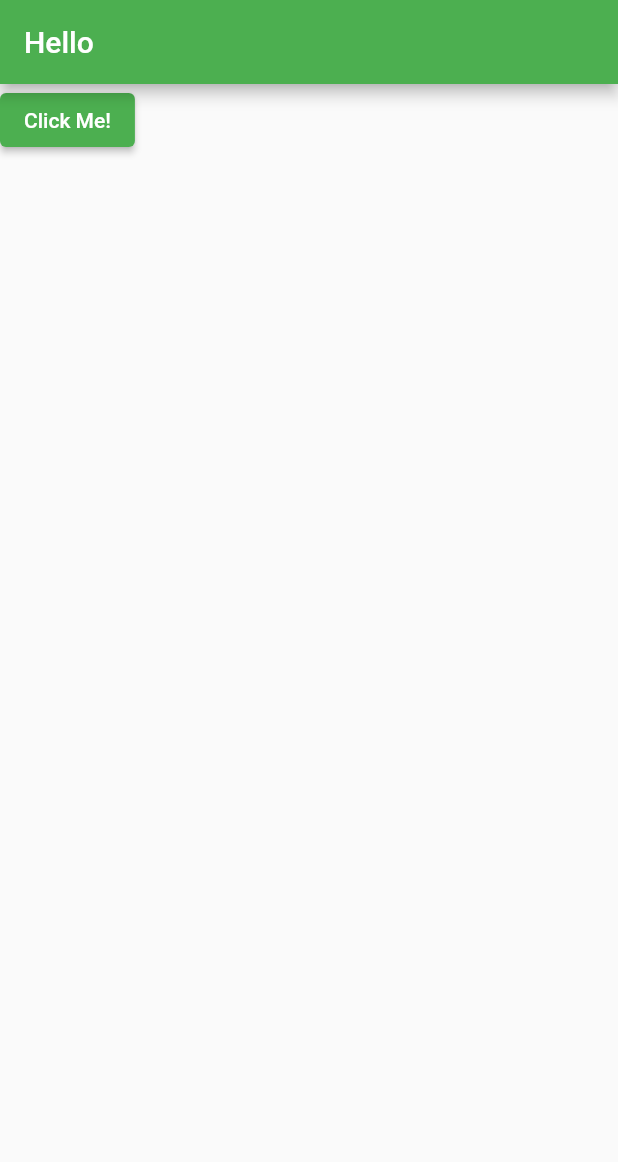
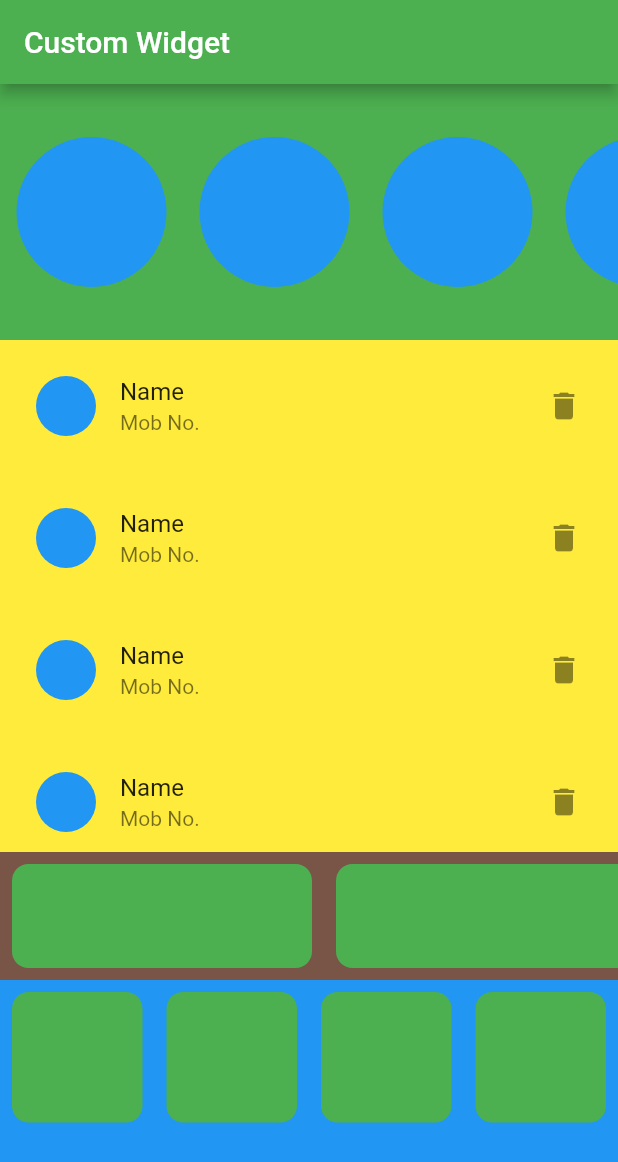
Before and after one commit to sthnischal/Flutter-Basics, a Flutter app: the screen it shows after launch, on a phone screen of 412 x 824 dp. Shown: the top 1162 px of the screen. Run offline on Flutter 3.47's test engine with Material 2 defaults, Android fonts, the phone set to English and light mode, and no system bars.

Commit message:
custom widget as per your requirement

```diff
--- a/flutterbasics/lib/main.dart
+++ b/flutterbasics/lib/main.dart
@@ -21,10 +21,6 @@ class FlutterApp extends StatelessWidget {
 }
 
 class DashBoardScreen extends StatelessWidget {
-  callBack() {
-    print('Clicked from callback function');
-  }
-
   @override
   Widget build(BuildContext context) {
     var arrColors = [
@@ -39,14 +35,135 @@ class DashBoardScreen extends StatelessWidget {
 
     return Scaffold(
         appBar: AppBar(
-          title: Text('Hello'),
+          title: Text('Custom Widget'),
         ),
-        body: ElevatedButton(
-          child: Text('Click Me!'),
-          onPressed: callBack,
-          //() {
-          //print('Clicked');
-          //}
+        body: Container(
+          child: Column(children: [
+            catItems(),
+            Contact(),
+            SubCatItems(),
+            BottomMenu(),
+          ]),
         ));
   }
 }
+
+class catItems extends StatelessWidget {
+  @override
+  Widget build(BuildContext context) {
+    return Expanded(
+        flex: 2,
+        child: Container(
+          color: Colors.green,
+          child: ListView.builder(
+              itemBuilder: (context, index) => Padding(
+                    padding: const EdgeInsets.all(11.0),
+                    child: SizedBox(
+                      width: 100,
+                      child: CircleAvatar(
+                        backgroundColor: Colors.blue,
+                      ),
+                    ),
+                  ),
+              itemCount: 10,
+              scrollDirection: Axis.horizontal),
+        ));
+  }
+}
+
+class Contact extends StatelessWidget {
+  @override
+  Widget build(BuildContext context) {
+    return Expanded(
+      flex: 4,
+      child: Container(
+        color: Colors.yellow,
+        child: ListView.builder(
+            itemBuilder: (context, index) => Padding(
+                  padding: const EdgeInsets.all(8.0),
+                  child: ListTile(
+                    leading: CircleAvatar(
+                      backgroundColor: Colors.blue,
+                    ),
+                    title: Text('Name'),
+                    subtitle: Text('Mob No.'),
+                    trailing: Icon(Icons.delete),
+                  ),
+                )),
+      ),
+    );
+  }
+}
+
+class SubCatItems extends StatelessWidget {
+  @override
+  Widget build(BuildContext context) {
+    return Expanded(
+      flex: 1,
+      child: Container(
+        color: Colors.brown,
+        child: ListView.builder(
+          itemBuilder: (context, index) => Padding(
+            padding: const EdgeInsets.all(8.0),
+            child: Container(
+              width: 200,
+              decoration: BoxDecoration(
+                  borderRadius: BorderRadius.circular(11), color: Colors.green),
+            ),
+          ),
+          itemCount: 10,
+          scrollDirection: Axis.horizontal,
+        ),
+      ),
+    );
+  }
+}
+
+class BottomMenu extends StatelessWidget {
+  @override
+  Widget build(BuildContext context) {
+    return Expanded(
+      flex: 2,
+      child: Container(
+        color: Colors.blue,
+        child: GridView.count(
+          crossAxisCount: 4,
+          children: [
+            Padding(
+              padding: const EdgeInsets.all(8.0),
+              child: Container(
+                decoration: BoxDecoration(
+                    borderRadius: BorderRadius.circular(11),
+                    color: Colors.green),
+              ),
+            ),
+            Padding(
+              padding: const EdgeInsets.all(8.0),
+              child: Container(
+                decoration: BoxDecoration(
+                    borderRadius: BorderRadius.circular(11),
+                    color: Colors.green),
+              ),
+            ),
+            Padding(
+              padding: const EdgeInsets.all(8.0),
+              child: Container(
+                decoration: BoxDecoration(
+                    borderRadius: BorderRadius.circular(11),
+                    color: Colors.green),
+              ),
+            ),
+            Padding(
+              padding: const EdgeInsets.all(8.0),
+              child: Container(
+                decoration: BoxDecoration(
+                    borderRadius: BorderRadius.circular(11),
+                    color: Colors.green),
+              ),
+            ),
+          ],
+        ),
+      ),
+    );
+  }
+}
```
